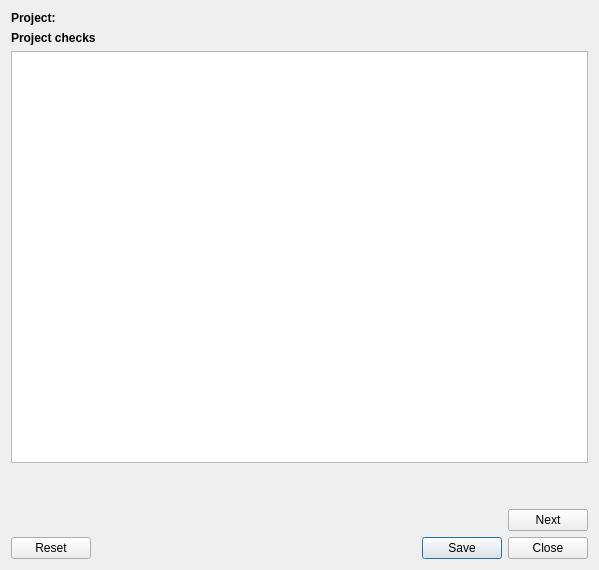
Old version of the form qfieldsync/ui/package_dialog.ui in the repository opengisch/qfieldsync.
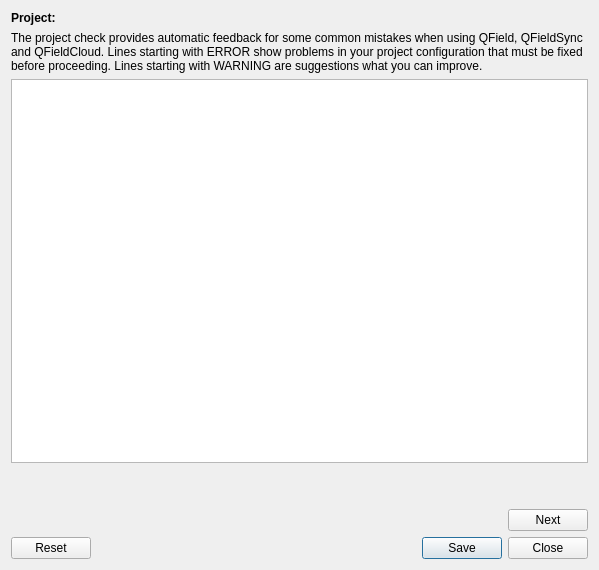
New version of the form.

Commit message: Add explanations to the new project checker

The edit to the form file:
```diff
--- a/qfieldsync/ui/package_dialog.ui
+++ b/qfieldsync/ui/package_dialog.ui
@@ -65,14 +65,11 @@
        </property>
        <item>
         <widget class="QLabel" name="feedbackLabel">
-         <property name="font">
-          <font>
-           <weight>75</weight>
-           <bold>true</bold>
-          </font>
-         </property>
          <property name="text">
-          <string>Project checks</string>
+          <string>The project check provides automatic feedback for some common mistakes when using QField, QFieldSync and QFieldCloud. Lines starting with ERROR show problems in your project configuration that must be fixed before proceeding. Lines starting with WARNING are suggestions what you can improve.</string>
+         </property>
+         <property name="wordWrap">
+           <bool>true</bool>
          </property>
         </widget>
        </item>
```
The commit also changes 1 other file.
